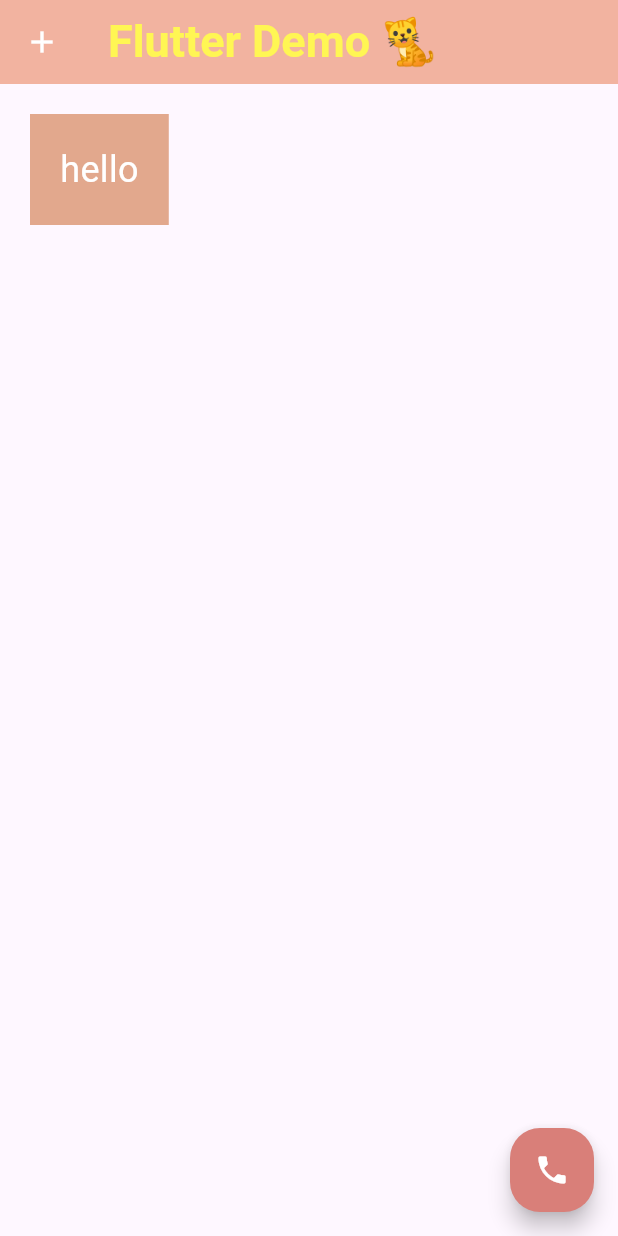
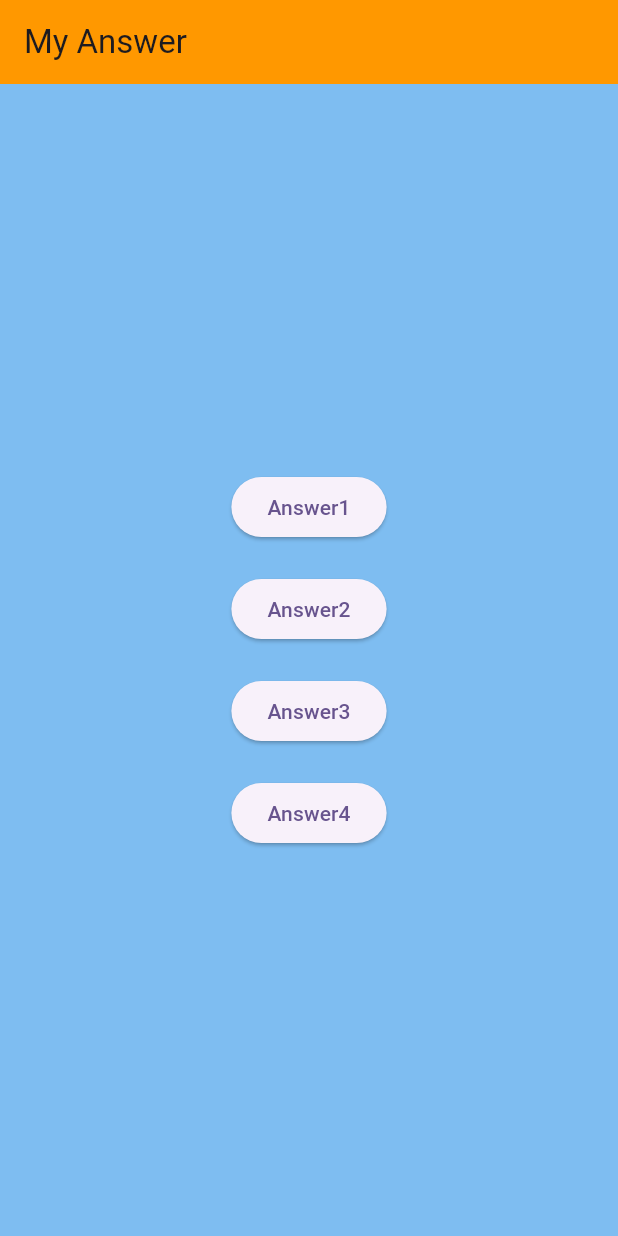
Before and after one commit to Arytwsrjr/FlutterProject, a Flutter app: the screen it shows after launch, on a phone screen of 412 x 824 dp. Run offline on Flutter 3.47's test engine with Material 3 defaults, Android fonts, the phone set to English and light mode, and no system bars.

Commit message:
Week3 Lab

```diff
--- /dev/null
+++ b/demoproject/lib/answer5.dart
@@ -0,0 +1,67 @@
+import 'package:demoproject/answer1.dart';
+import 'package:demoproject/answer2.dart';
+import 'package:demoproject/answer3.dart';
+import 'package:demoproject/answer4.dart';
+import 'package:flutter/material.dart';
+
+class Answer5 extends StatelessWidget {
+  const Answer5({super.key});
+
+  @override
+  Widget build(BuildContext context) {
+    return Scaffold(
+      appBar: AppBar(
+        title: const Text("My Answer"),
+        backgroundColor: Colors.orange,
+      ),
+      backgroundColor: const Color.fromARGB(255, 126, 189, 241),
+      body: Center(
+        child: Column(
+          mainAxisAlignment: MainAxisAlignment.center,
+          crossAxisAlignment: CrossAxisAlignment.center,
+          children: <Widget>[
+            ElevatedButton(
+              onPressed: () {
+                Navigator.push(
+                  context,
+                  MaterialPageRoute(builder: (context) => Answer1()),
+                );
+              },
+              child: Text('Answer1'),
+            ),
+            SizedBox(height: 20),
+            ElevatedButton(
+              onPressed: () {
+                Navigator.push(
+                  context,
+                  MaterialPageRoute(builder: (context) => Answer2()),
+                );
+              },
+              child: Text('Answer2'),
+            ),
+            SizedBox(height: 20),
+            ElevatedButton(
+              onPressed: () {
+                Navigator.push(
+                  context,
+                  MaterialPageRoute(builder: (context) => Answer3()),
+                );
+              },
+              child: Text('Answer3'),
+            ),
+            SizedBox(height: 20),
+            ElevatedButton(
+              onPressed: () {
+                Navigator.push(
+                  context,
+                  MaterialPageRoute(builder: (context) => Answer4()),
+                );
+              },
+              child: Text('Answer4'),
+            ),
+          ],
+        ),
+      ),
+    );
+  }
+}
--- a/demoproject/lib/main.dart
+++ b/demoproject/lib/main.dart
@@ -1,4 +1,7 @@
+import 'package:demoproject/answer5.dart';
 import 'package:flutter/material.dart';
+
+
 
 void main() {
   runApp(const MyApp());
@@ -10,48 +13,27 @@ class MyApp extends StatelessWidget {
   @override
   Widget build(BuildContext context) {
     return MaterialApp(
-    title: 'Flutter Demo',
-    debugShowCheckedModeBanner: false,
-      theme: ThemeData(
-        colorScheme: ColorScheme.fromSeed(seedColor: Colors.deepPurple),
-        useMaterial3: true,
+      debugShowCheckedModeBanner: false,  // ปิด debug banner
+      theme : ThemeData(
+        colorScheme:ColorScheme.fromSeed(seedColor: Colors.deepPurple),
+        useMaterial3: true
       ),
-      home: Scaffold(
-        appBar: AppBar(title: const Text ('Flutter Demo 🐈',
-          style :TextStyle(color: Color.fromARGB(255, 255, 246, 83),
-          fontWeight: FontWeight.bold,
-          fontSize: 30),
-          ),
-          leading: const Icon(Icons.add,color: Colors.white),
-          backgroundColor: const Color.fromARGB(255, 242, 179, 160),
-          ),
-
-        body:Container(
-          color: const Color.fromARGB(255, 226, 168, 141),
-          padding: const EdgeInsets.all(20),//padding ใช้ EdgeInsets
-          margin: const EdgeInsets.all(20),
-          child:const Text('hello',style: TextStyle(
-              color: Colors.white,
-              fontSize: 24
-            ),
-          ),
-
-        ),
-
-        floatingActionButton: FloatingActionButton(onPressed: (){
-          print("Hello");
-        }
-        ,
-
-        child: const Icon(Icons.phone,color: Colors.white,),
-        backgroundColor: const Color.fromARGB(255, 217, 127, 121),
-        shape: RoundedRectangleBorder(
-            borderRadius: BorderRadius.circular(20),
-
-            // กำหนดมุมโค้งที่ใหญ่ขึ้น
-          ),
-
-        ),
-    ));
+      home :Answer5()
+  );
   }
 }
+class GreetingWidget extends StatelessWidget{
+  final String name;
+  const GreetingWidget({super.key,required this.name});
+
+  @override
+  Widget build(BuildContext context) {
+    return Scaffold(
+      appBar: AppBar(
+        title: const Text("Demo App"),
+        backgroundColor: const Color.fromARGB(255, 225, 180, 113),
+      ),
+      body: Center(child : Text('Hello,$name'))
+    );
+  }
+}
--- a/demoproject/pubspec.yaml
+++ b/demoproject/pubspec.yaml
@@ -59,7 +59,8 @@ flutter:
   uses-material-design: true
 
   # To add assets to your application, add an assets section, like this:
-  # assets:
+  assets:
+    - assets/
   #   - images/a_dot_burr.jpeg
   #   - images/a_dot_ham.jpeg
 
```
Also changed, not shown: demoproject/lib/Navigation.dart (added, +15 -0 lines), demoproject/lib/answer1.dart (added, +71 -0 lines), demoproject/lib/answer2.dart (added, +90 -0 lines), demoproject/lib/answer3.dart (added, +96 -0 lines), demoproject/lib/answer4.dart (added, +84 -0 lines), demoproject/lib/my_stateful_widget.dart (added, +69 -0 lines), demoproject/assets/IMG_0986.JPG (added), 1 other file.
